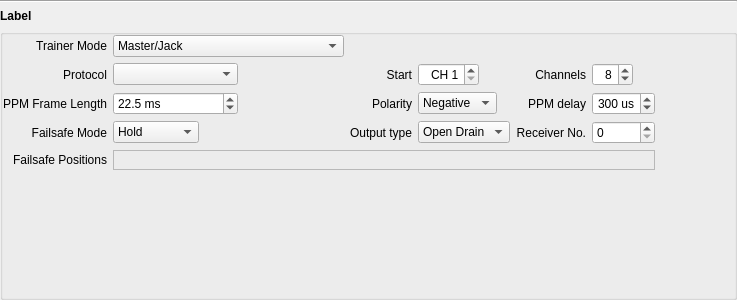
This is companion/src/modeledit/setup_module.ui in opentx/opentx as Qt 5 draws it before an edit. The edited form follows.
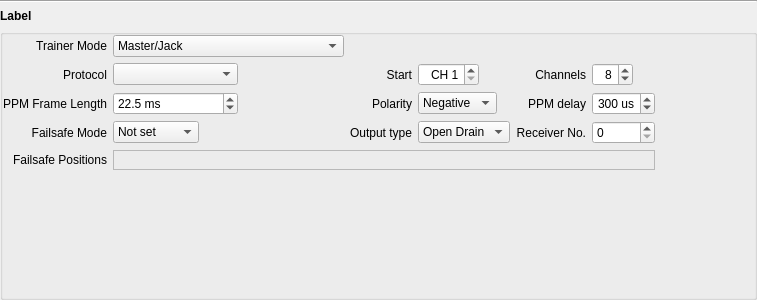
This is the edited form.

Commit message: Companion part

```diff
--- a/companion/src/modeledit/setup_module.ui
+++ b/companion/src/modeledit/setup_module.ui
@@ -6,7 +6,7 @@
    <rect>
     <x>0</x>
     <y>0</y>
-    <width>737</width>
+    <width>757</width>
     <height>300</height>
    </rect>
   </property>
@@ -418,6 +418,11 @@
           <height>16777215</height>
          </size>
         </property>
+        <item>
+         <property name="text">
+          <string>Not set</string>
+         </property>
+        </item>
         <item>
          <property name="text">
           <string>Hold</string>
```
Left out of the diff: 6 changed lines with no effect on the pictures. The commit also changes 1 other file.
